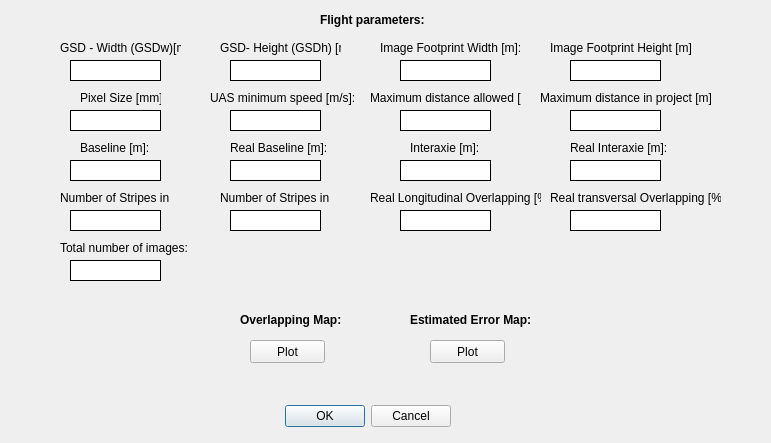
Before: the Qt Designer form PluginFiles/DSP_outputs.ui in Marta1Rossi/DSP, drawn with Qt 5.
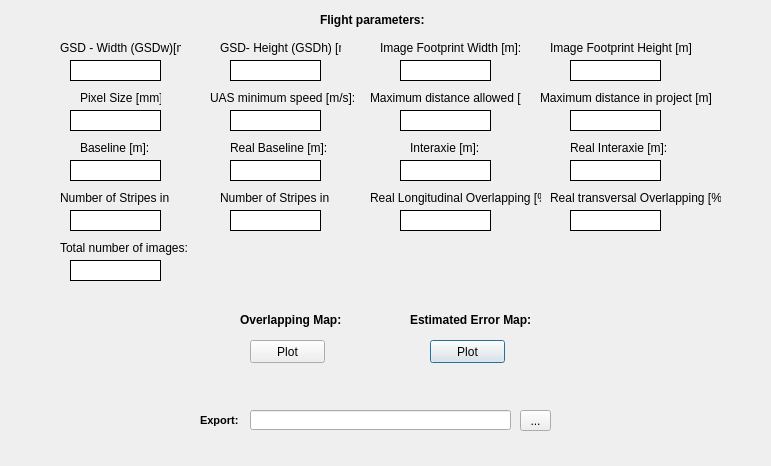
After: the same form once the commit is applied.

Patch:
```diff
--- a/PluginFiles/DSP_outputs.ui
+++ b/PluginFiles/DSP_outputs.ui
@@ -7,28 +7,12 @@
     <x>0</x>
     <y>0</y>
     <width>771</width>
-    <height>443</height>
+    <height>466</height>
    </rect>
   </property>
   <property name="windowTitle">
    <string>Dialog</string>
   </property>
-  <widget class="QDialogButtonBox" name="buttonBox">
-   <property name="geometry">
-    <rect>
-     <x>120</x>
-     <y>400</y>
-     <width>331</width>
-     <height>32</height>
-    </rect>
-   </property>
-   <property name="orientation">
-    <enum>Qt::Horizontal</enum>
-   </property>
-   <property name="standardButtons">
-    <set>QDialogButtonBox::Cancel|QDialogButtonBox::Ok</set>
-   </property>
-  </widget>
   <widget class="QLabel" name="label_9">
    <property name="geometry">
     <rect>
@@ -690,6 +674,49 @@
     <string/>
    </property>
   </widget>
+  <widget class="QToolButton" name="tb_browse">
+   <property name="geometry">
+    <rect>
+     <x>520</x>
+     <y>410</y>
+     <width>31</width>
+     <height>21</height>
+    </rect>
+   </property>
+   <property name="text">
+    <string>...</string>
+   </property>
+  </widget>
+  <widget class="QLineEdit" name="lineEdit">
+   <property name="geometry">
+    <rect>
+     <x>250</x>
+     <y>410</y>
+     <width>261</width>
+     <height>20</height>
+    </rect>
+   </property>
+  </widget>
+  <widget class="QLabel" name="label_15">
+   <property name="geometry">
+    <rect>
+     <x>200</x>
+     <y>410</y>
+     <width>41</width>
+     <height>20</height>
+    </rect>
+   </property>
+   <property name="font">
+    <font>
+     <pointsize>8</pointsize>
+     <weight>75</weight>
+     <bold>true</bold>
+    </font>
+   </property>
+   <property name="text">
+    <string>Export:</string>
+   </property>
+  </widget>
  </widget>
  <resources/>
  <connections>
```
Left out of the diff: 35 changed lines with no effect on the pictures.
